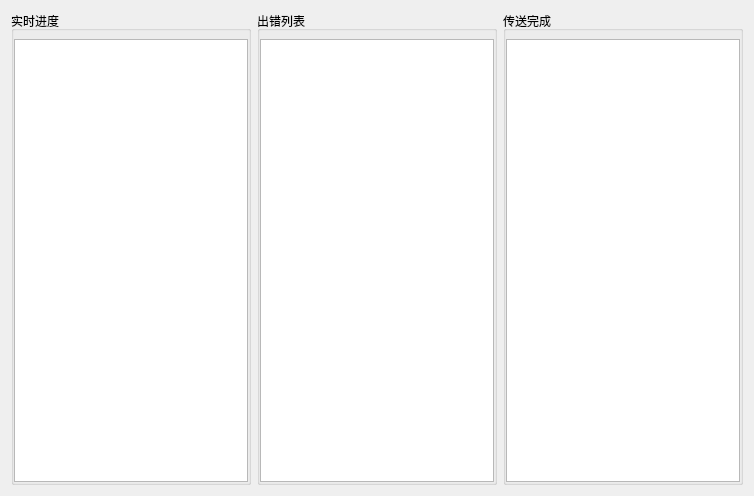
The window that tools/ota_updater/progres/pro_widget.ui (ChinaClever/MPro-App) describes before a commit, drawn with Qt 5.
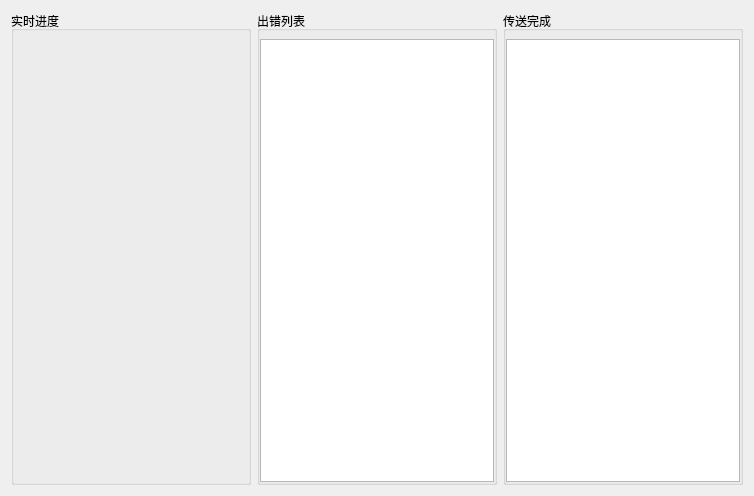
The same window after the commit.

```diff
--- a/tools/ota_updater/progres/pro_widget.ui
+++ b/tools/ota_updater/progres/pro_widget.ui
@@ -15,35 +15,20 @@
   </property>
   <layout class="QGridLayout" name="gridLayout">
    <item row="0" column="0">
-    <widget class="QGroupBox" name="groupBox_2">
+    <widget class="QGroupBox" name="groupBox">
      <property name="title">
       <string>实时进度</string>
      </property>
-     <layout class="QGridLayout" name="gridLayout_2">
-      <property name="leftMargin">
-       <number>0</number>
-      </property>
-      <property name="topMargin">
-       <number>8</number>
-      </property>
-      <property name="rightMargin">
-       <number>0</number>
-      </property>
-      <property name="bottomMargin">
-       <number>0</number>
-      </property>
-      <item row="0" column="0">
-       <widget class="QPlainTextEdit" name="realTextEdit">
-        <property name="readOnly">
-         <bool>true</bool>
-        </property>
-       </widget>
-      </item>
-     </layout>
     </widget>
    </item>
    <item row="0" column="1">
     <widget class="QGroupBox" name="groupBox_3">
+     <property name="maximumSize">
+      <size>
+       <width>240</width>
+       <height>16777215</height>
+      </size>
+     </property>
      <property name="title">
       <string>出错列表</string>
      </property>
@@ -61,7 +46,7 @@
        <number>0</number>
       </property>
       <item row="0" column="0">
-       <widget class="QPlainTextEdit" name="errTextEdit">
+       <widget class="QPlainTextEdit" name="okTextEdit">
         <property name="readOnly">
          <bool>true</bool>
         </property>
@@ -72,6 +57,12 @@
    </item>
    <item row="0" column="2">
     <widget class="QGroupBox" name="groupBox_4">
+     <property name="maximumSize">
+      <size>
+       <width>240</width>
+       <height>16777215</height>
+      </size>
+     </property>
      <property name="title">
       <string>传送完成</string>
      </property>
@@ -89,7 +80,7 @@
        <number>0</number>
       </property>
       <item row="0" column="0">
-       <widget class="QPlainTextEdit" name="okTextEdit">
+       <widget class="QPlainTextEdit" name="errTextEdit">
         <property name="readOnly">
          <bool>true</bool>
         </property>
```
